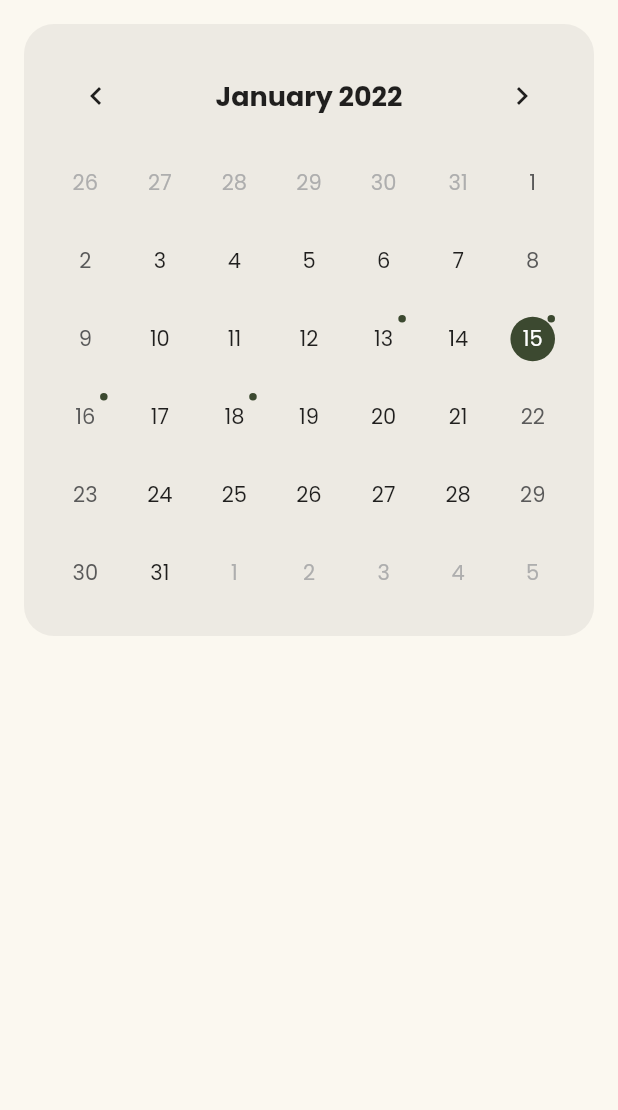
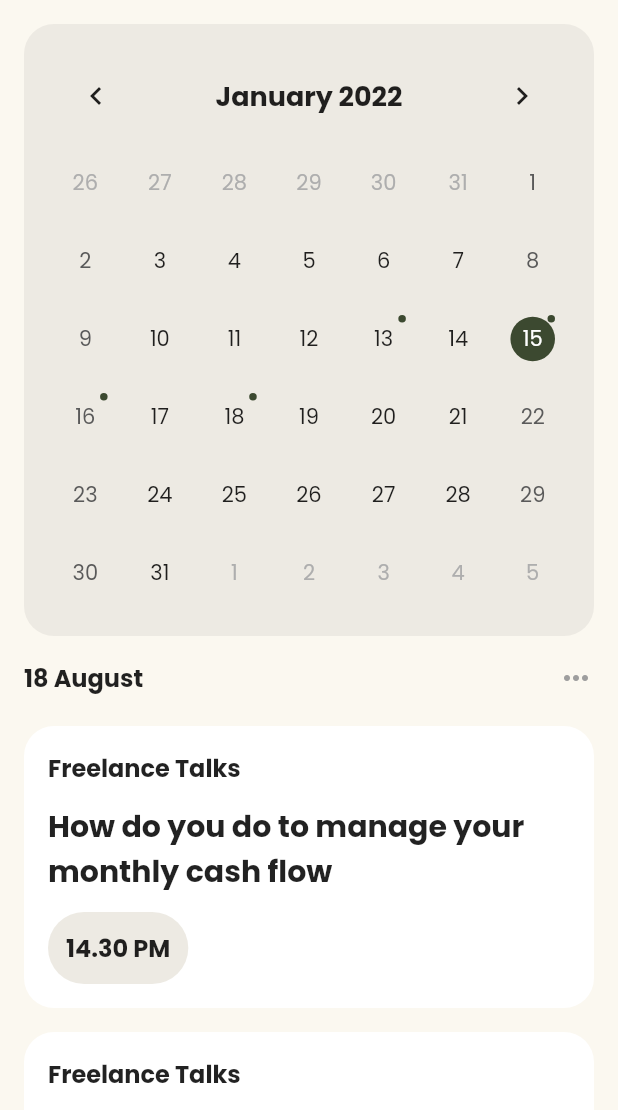
Before and after one commit to tadakun8/social_networking_and_forum_mobile_app_clone, a Flutter app: the ScheduleScreen screen opened directly, on a phone screen of 412 x 824 dp, the part 126-1236 px from its top. Run offline on Flutter 3.47's test engine with Material 2 defaults, Android fonts, the phone set to English and light mode, and no system bars; drawn by our look-alikes of table_calendar; our stand-ins replace carousel_slider, fl_chart, google_fonts.

Commit message:
feat: Add template of event list

```diff
--- a/lib/screens/schedule/calender.dart
+++ b/lib/screens/schedule/calender.dart
@@ -10,15 +10,15 @@ int getHashCode(DateTime key) {
 }
 
 final _eventsList = {
-  DateTime.now().subtract(Duration(days: 2)): ['Event A6', 'Event B6'],
+  DateTime.now().subtract(const Duration(days: 2)): ['Event A6', 'Event B6'],
   DateTime.now(): ['Event A7', 'Event B7', 'Event C7', 'Event D7'],
-  DateTime.now().add(Duration(days: 1)): [
+  DateTime.now().add(const Duration(days: 1)): [
     'Event A8',
     'Event B8',
     'Event C8',
     'Event D8'
   ],
-  DateTime.now().add(Duration(days: 3)):
+  DateTime.now().add(const Duration(days: 3)):
       Set.from(['Event A9', 'Event A9', 'Event B9']).toList(),
 };
 
--- /dev/null
+++ b/lib/screens/schedule/schedule_event_list.dart
@@ -0,0 +1,114 @@
+import 'package:flutter/material.dart';
+
+import '../../constants.dart';
+
+class ScheduleEventList extends StatelessWidget {
+  const ScheduleEventList({Key? key}) : super(key: key);
+
+  @override
+  Widget build(BuildContext context) {
+    return Column(
+      crossAxisAlignment: CrossAxisAlignment.start,
+      children: [
+        Row(
+          mainAxisAlignment: MainAxisAlignment.spaceBetween,
+          children: [
+            Text(
+              "18 August",
+              style: Theme.of(context)
+                  .textTheme
+                  .subtitle1!
+                  .copyWith(fontWeight: FontWeight.bold),
+            ),
+            const Icon(
+              Icons.more_horiz,
+              color: Colors.grey,
+            ),
+          ],
+        ),
+        SizedBox(
+          height: Constants.defaultPadding * 0.75,
+        ),
+        const ScheduleEvent(
+          eventType: "Freelance Talks",
+          title: "How do you do to manage your monthly cash flow",
+          time: "14.30 PM",
+        ),
+        const ScheduleEvent(
+          eventType: "Freelance Talks",
+          title: "How do you do to manage your monthly cash flow",
+          time: "14.30 PM",
+        )
+      ],
+    );
+  }
+}
+
+class ScheduleEvent extends StatelessWidget {
+  const ScheduleEvent({
+    Key? key,
+    required this.eventType,
+    required this.title,
+    required this.time,
+  }) : super(key: key);
+
+  final String eventType;
+  final String title;
+  final String time;
+
+  @override
+  Widget build(BuildContext context) {
+    return Container(
+      margin: EdgeInsets.symmetric(vertical: Constants.defaultPadding / 2),
+      padding: EdgeInsets.all(Constants.defaultPadding),
+      decoration: BoxDecoration(
+        color: Colors.white,
+        borderRadius: BorderRadius.circular(20),
+      ),
+      child: Column(
+        crossAxisAlignment: CrossAxisAlignment.start,
+        children: [
+          Text(
+            eventType,
+            style: Theme.of(context)
+                .textTheme
+                .subtitle1!
+                .copyWith(fontWeight: FontWeight.bold),
+          ),
+          SizedBox(
+            height: Constants.defaultPadding * 0.75,
+          ),
+          Text(
+            title,
+            style: Theme.of(context)
+                .textTheme
+                .headline6!
+                .copyWith(fontWeight: FontWeight.bold),
+          ),
+          SizedBox(
+            height: Constants.defaultPadding * 0.75,
+          ),
+          Row(
+            children: [
+              Container(
+                padding: EdgeInsets.symmetric(
+                    vertical: Constants.defaultPadding * 0.75,
+                    horizontal: Constants.defaultPadding * 0.75),
+                decoration: BoxDecoration(
+                  color: Constants.secondaryColor,
+                  borderRadius: BorderRadius.circular(30),
+                ),
+                child: Text(
+                  time,
+                  style: Theme.of(context).textTheme.subtitle1!.copyWith(
+                        fontWeight: FontWeight.bold,
+                      ),
+                ),
+              ),
+            ],
+          )
+        ],
+      ),
+    );
+  }
+}
--- a/lib/screens/schedule/schedule_screen.dart
+++ b/lib/screens/schedule/schedule_screen.dart
@@ -1,6 +1,7 @@
 import 'package:flutter/material.dart';
 import 'package:social_networking_and_forum_mobile_app_clone/constants.dart';
 import 'package:social_networking_and_forum_mobile_app_clone/screens/schedule/calender.dart';
+import 'package:social_networking_and_forum_mobile_app_clone/screens/schedule/schedule_event_list.dart';
 import 'package:social_networking_and_forum_mobile_app_clone/screens/schedule/schedule_header.dart';
 import 'package:table_calendar/table_calendar.dart';
 
@@ -21,6 +22,10 @@ class ScheduleScreen extends StatelessWidget {
                 height: Constants.defaultPadding,
               ),
               Calender(),
+              SizedBox(
+                height: Constants.defaultPadding,
+              ),
+              ScheduleEventList()
             ],
           ),
         ),
```
